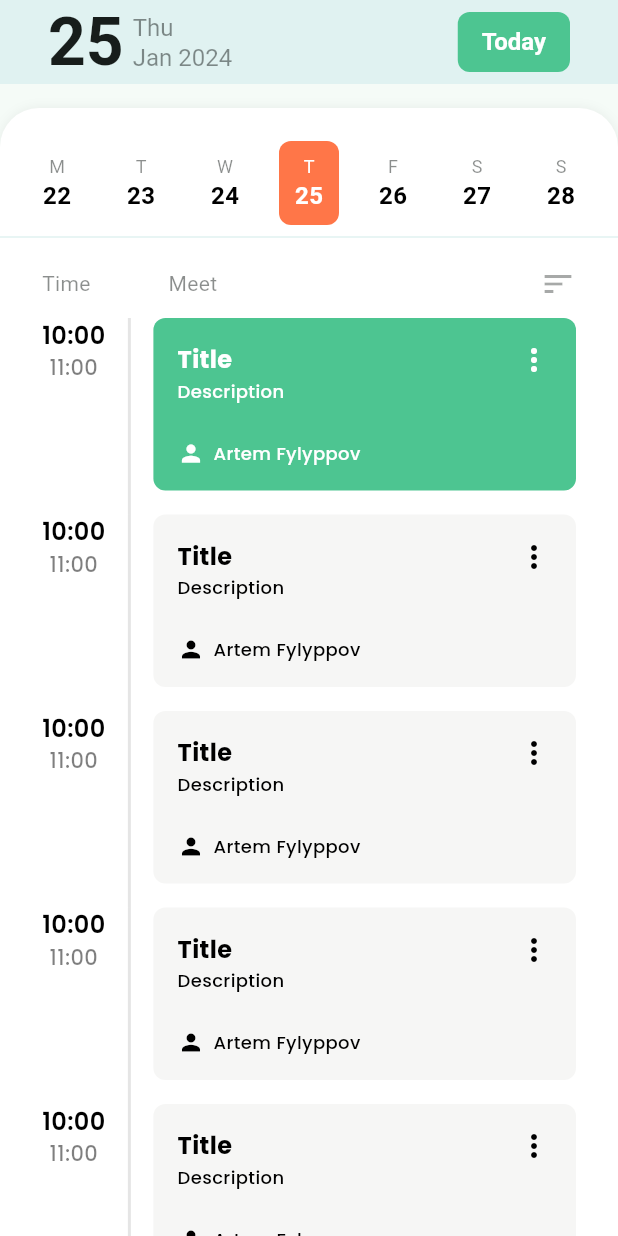
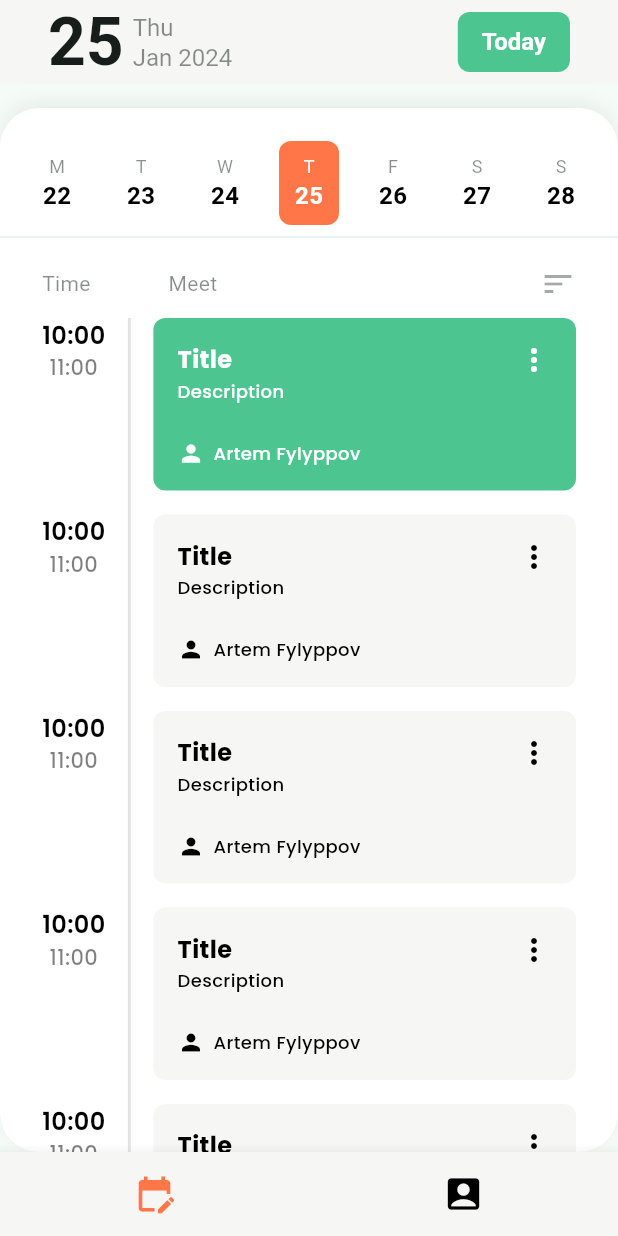
Before and after one commit to artyomIgg/lesson_planner, a Flutter app: the screen it shows after launch, on a phone screen of 412 x 824 dp. Run offline on Flutter 3.47's test engine with Material 3 defaults, Android fonts, the phone set to English and light mode, and no system bars; drawn by our look-alikes of animated_bottom_navigation_bar; our stand-ins replace auto_route, flutter_riverpod, get_it, google_fonts, hive, hive_flutter and 1 more; accounts and stored records are empty; statements that could not run were skipped.

Commit message:
add bottom nav bar

```diff
--- a/lib/constants/src/my_theme.dart
+++ b/lib/constants/src/my_theme.dart
@@ -7,7 +7,7 @@ mixin MyTheme {
     colorScheme: ColorScheme.fromSeed(
       seedColor: c.Colors.green,
       secondary: c.Colors.orange,
-      background: c.Colors.lightGreen,
+      background: c.Colors.greyLight,
     ),
     buttonTheme: const ButtonThemeData(
       buttonColor: c.Colors.red,
@@ -40,7 +40,12 @@ mixin MyTheme {
       ),
     ),
     appBarTheme: const AppBarTheme(
-      color: c.Colors.lightGreen,
+      color: c.Colors.greyLight,
+    ),
+    bottomNavigationBarTheme: const BottomNavigationBarThemeData(
+      backgroundColor: c.Colors.greyLight,
+      selectedItemColor: c.Colors.orange,
+      unselectedItemColor: c.Colors.greyTextHover,
     ),
   );
 }
--- a/lib/models/my_appointment.dart
+++ b/lib/models/my_appointment.dart
@@ -1,11 +1,9 @@
-import 'package:freezed_annotation/freezed_annotation.dart';
 import 'package:hive/hive.dart';
 import 'package:syncfusion_flutter_calendar/calendar.dart';
 
 part 'my_appointment.g.dart';
 
 @HiveType(typeId: 1)
-@freezed
 class MyAppointment extends Appointment {
   @HiveField(0)
   final String subject;
--- a/lib/router/app_router.dart
+++ b/lib/router/app_router.dart
@@ -2,6 +2,7 @@ import 'package:auto_route/auto_route.dart';
 import 'package:flutter/material.dart';
 import 'package:lesson_planner/screens/calendar/calendar_screen.dart';
 import 'package:lesson_planner/screens/create_meeting/create_meeting_screen.dart';
+import 'package:lesson_planner/screens/home_screen/home_screen.dart';
 import 'package:lesson_planner/screens/my_calendar_screen/my_calendar_screen.dart';
 
 part 'app_router.gr.dart';
@@ -11,9 +12,19 @@ class AppRouter extends _$AppRouter {
   @override
   List<AutoRoute> get routes => [
         AutoRoute(
-          path: '/calendar',
-          page: MyCalendarRoute.page,
+          path: '/home',
+          page: HomeRoute.page,
           initial: true,
+          children: [
+            AutoRoute(
+              path: 'my-calendar',
+              page: MyCalendarRoute.page,
+            ),
+            AutoRoute(
+              path: 'create-meeting',
+              page: CreateMeetingRoute.page,
+            ),
+          ],
         ),
         AutoRoute(
           path: '/create-meeting',
--- /dev/null
+++ b/lib/screens/home_screen/home_screen.dart
@@ -0,0 +1,35 @@
+import 'package:animated_bottom_navigation_bar/animated_bottom_navigation_bar.dart';
+import 'package:auto_route/auto_route.dart';
+import 'package:flutter/material.dart';
+import 'package:lesson_planner/router/app_router.dart';
+
+@RoutePage()
+class HomeScreen extends StatelessWidget {
+  const HomeScreen({super.key});
+
+  @override
+  Widget build(BuildContext context) {
+    return AutoTabsScaffold(
+      routes: const [
+        MyCalendarRoute(),
+        CreateMeetingRoute(),
+      ],
+      bottomNavigationBuilder: (_, tabsRouter) {
+        return AnimatedBottomNavigationBar(
+          activeIndex: tabsRouter.activeIndex,
+          onTap: tabsRouter.setActiveIndex,
+          iconSize: 28,
+          activeColor:
+              Theme.of(context).bottomNavigationBarTheme.selectedItemColor,
+          backgroundColor:
+              Theme.of(context).bottomNavigationBarTheme.backgroundColor,
+          gapWidth: 0,
+          icons: const [
+            Icons.edit_calendar,
+            Icons.account_box,
+          ],
+        );
+      },
+    );
+  }
+}
--- a/lib/screens/my_calendar_screen/my_calendar_screen.dart
+++ b/lib/screens/my_calendar_screen/my_calendar_screen.dart
@@ -62,11 +62,13 @@ class _MyCalendarScreenState extends ConsumerState<MyCalendarScreen> {
         color: Colors.white,
         borderRadius: const BorderRadius.vertical(
           top: Radius.circular(26),
+          bottom: Radius.circular(26),
         ),
         boxShadow: [
           BoxShadow(
             color: Colors.black.withOpacity(0.06),
-            blurRadius: 6,
+            blurRadius: 10,
+            offset: const Offset(0, -4),
           ),
         ],
       ),
--- a/lib/screens/my_calendar_screen/widgets/schedule_widget.dart
+++ b/lib/screens/my_calendar_screen/widgets/schedule_widget.dart
@@ -40,8 +40,7 @@ class ScheduleWidget extends StatelessWidget {
         ),
         Expanded(
           child: ListView.builder(
-            itemCount: 500,
-            // shrinkWrap: true,
+            itemCount: 6,
             itemBuilder: (context, index) => _meetCard(
               textTheme,
               index == 0,
--- a/pubspec.yaml
+++ b/pubspec.yaml
@@ -41,6 +41,7 @@ dependencies:
 
   # UI
   google_fonts: ^6.1.0
+  animated_bottom_navigation_bar: ^1.3.2
 
   # System
   intl: ^0.18.0
```
Also changed, not shown: lib/router/app_router.gr.dart.
